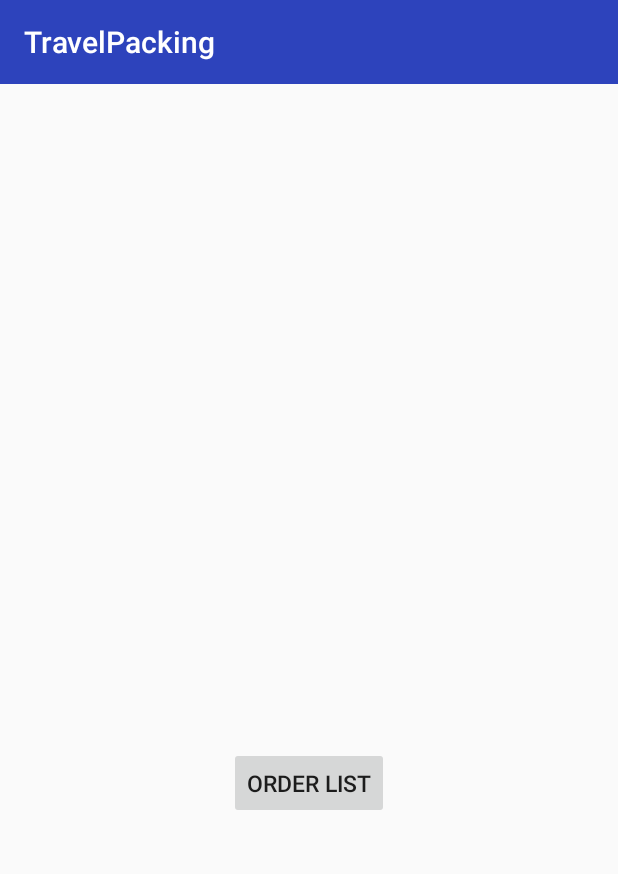
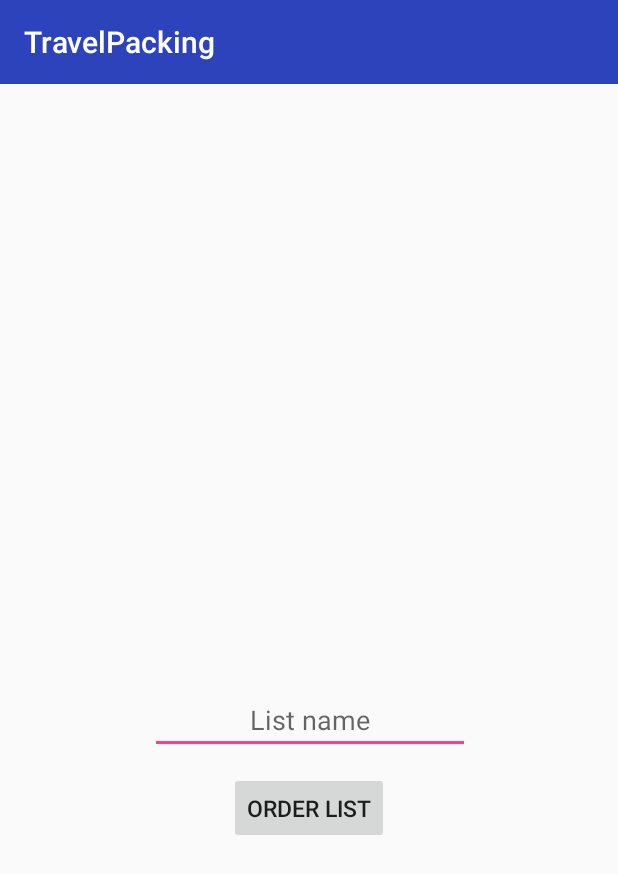
Before and after one commit to antunmod/TravelPacking, an Android app: the CreateList screen opened directly, with no data from a screen before it, after a tap on "ORDER LIST", on a phone screen of 412 x 824 dp. Shown: the top 874 px of the screen. Run offline under Robolectric (Android 15) with nearby library versions, the phone set to English and light mode, and no system bars; 2 statements that could not run were skipped.

Commit message:
Created Utility Class, Lists saved in the correct name
Utility class contains methods used from multiple other classes to reduce redundant code.

```diff
--- a/app/src/main/java/antunmod/projects/travelpacking/CreateList.java
+++ b/app/src/main/java/antunmod/projects/travelpacking/CreateList.java
@@ -8,6 +8,7 @@ import android.view.ViewGroup;
 import android.widget.BaseAdapter;
 import android.widget.Button;
 import android.widget.CheckBox;
+import android.widget.EditText;
 import android.widget.ListView;
 import android.widget.TextView;
 import android.widget.Toast;
@@ -18,6 +19,9 @@ import java.io.IOException;
 import java.util.ArrayList;
 import java.util.List;
 
+import static antunmod.projects.travelpacking.Utility.modifyName;
+import static antunmod.projects.travelpacking.Utility.nameIsValid;
+
 public class CreateList extends AppCompatActivity {
 
     String FOLDER_LOCATION = Environment.getExternalStorageDirectory() + File.separator + "TravelPacking";
@@ -27,6 +31,7 @@ public class CreateList extends AppCompatActivity {
     String[] itemTypes;
     Button btnOrderList;
     CustomListItem[] customListItem;
+    EditText editListName;
 
     @Override
     protected void onCreate(Bundle savedInstanceState) {
@@ -40,14 +45,24 @@ public class CreateList extends AppCompatActivity {
         ItemsListAdapter itemsListAdapter = new ItemsListAdapter();
         listView.setAdapter(itemsListAdapter);
 
+        editListName = (EditText) findViewById(R.id.editListName);
+
+
         btnOrderList = (Button) findViewById(R.id.btnOrderList);
         btnOrderList.setOnClickListener(new View.OnClickListener() {
             @Override
             public void onClick(View view) {
-
-                createNewList();
+                String listName = editListName.getText().toString();
+                listName = modifyName(listName);
+                listName += ".txt";
+                if(nameIsValid(listName))
+                    createNewList(listName);
+                else
+                    Toast.makeText(getApplicationContext(), "List name mustn't be empty!", Toast.LENGTH_LONG).show();
             }
         });
+
+
 
     }
 
@@ -67,9 +82,8 @@ public class CreateList extends AppCompatActivity {
         return returnString;
     }
 
-    private void createNewList() {
+    private void createNewList(String listName) {
         String saveString = "";
-        ItemsListAdapter itemsListAdapter = (ItemsListAdapter) listView.getAdapter();
 
         int noOfSelectedItems = getNoOfSelectedItems();
         int noOfAddedItems = 0;
@@ -83,13 +97,18 @@ public class CreateList extends AppCompatActivity {
             }
         }
 
+        if(noOfAddedItems == 0) {
+            Toast.makeText(getApplicationContext(), "Select some items to be added to the list!", Toast.LENGTH_LONG).show();
+            return;
+        }
+
         try {
-            File newList = new File(LISTS_FOLDER_LOCATION, "aab.txt");
+            File newList = new File(LISTS_FOLDER_LOCATION, listName);
             FileWriter writer = new FileWriter((newList));
             writer.append(saveString);
             writer.flush();
             writer.close();
-            Toast.makeText(getApplicationContext(), "Saved", Toast.LENGTH_LONG).show();
+            Toast.makeText(getApplicationContext(), "list " + listName + " saved!", Toast.LENGTH_LONG).show();
         } catch (IOException e) {
             e.printStackTrace();
         }
--- /dev/null
+++ b/app/src/main/java/antunmod/projects/travelpacking/Utility.java
@@ -0,0 +1,84 @@
+package antunmod.projects.travelpacking;
+
+import java.io.File;
+import java.io.FilenameFilter;
+import java.util.ArrayList;
+import java.util.List;
+
+/**
+ * Created by antun on 10/17/2017.
+ */
+
+public class Utility {
+
+    protected static int EXTENSION_LENGTH = 4;
+    protected static String TEXT_EXTENSION = ".txt";
+    protected static String IMAGE_EXTENSION = ".jpg";
+
+
+    /*
+    The name is modified so that it doesn't start or end with a space.
+     */
+    protected static String modifyName(String name) {
+        //remove spaces before
+        while(name.startsWith(" ")) {
+            name = name.substring(1);
+        }
+
+        //remove spaces after
+        while(name.endsWith(" ")) {
+            name = name.substring(0, name.length() - 1 );
+        }
+
+        return name;
+    }
+
+
+    /*
+    The following method created a folder at the given path.
+     */
+    public static void createFolder(String path) {
+        File directory = new File(path);
+        if(!directory.exists())
+            directory.mkdir();
+    }
+
+    /*
+    The following method creates a file of some type at the given path.
+     */
+    public static void createFile(String path, String fileName) {
+        File directory = new File(path);
+        if(!directory.exists())
+            directory.mkdir();
+    }
+
+    /*
+    The following method validates a name by checking whether it is empty by comparing
+    the given name length with the EXTENSION_LENGTH.
+     */
+    protected static boolean nameIsValid(String name) {
+
+        // If imageName is empty
+        if (name.length()== EXTENSION_LENGTH) {
+            return false;
+        }
+
+        return true;
+    }
+
+    /*
+    The following method returns true if a file with the name @filename is found at the path
+    from string @fileLocation.
+     */
+    protected static boolean filenameExists (String fileLocation, String filename) {
+        File dir = new File(fileLocation);
+        File[] itemList = dir.listFiles();
+        for(File f : itemList) {
+            if(f.getName().equals(filename))
+                return true;
+        }
+        return false;
+    }
+
+
+}
--- a/app/src/main/res/layout/activity_create_list.xml
+++ b/app/src/main/res/layout/activity_create_list.xml
@@ -8,8 +8,8 @@
 
     <ListView
         android:id="@+id/itemsListView"
-        android:layout_width="383dp"
-        android:layout_height="426dp"
+        android:layout_width="379dp"
+        android:layout_height="381dp"
         app:layout_constraintTop_toTopOf="parent"
         android:layout_marginTop="8dp"
         tools:layout_editor_absoluteX="-6dp" />
@@ -20,10 +20,27 @@
         android:layout_height="wrap_content"
         android:layout_marginLeft="8dp"
         android:layout_marginRight="8dp"
-        android:layout_marginTop="8dp"
         android:text="ORDER LIST"
         android:textSize="15sp"
         app:layout_constraintLeft_toLeftOf="parent"
         app:layout_constraintRight_toRightOf="parent"
+        app:layout_constraintHorizontal_bias="0.501"
+        android:layout_marginTop="12dp"
+        app:layout_constraintTop_toBottomOf="@+id/editListName" />
+
+    <EditText
+        android:id="@+id/editListName"
+        android:layout_width="wrap_content"
+        android:layout_height="wrap_content"
+        android:layout_marginLeft="8dp"
+        android:layout_marginRight="8dp"
+        android:layout_marginTop="12dp"
+        android:ems="10"
+        android:gravity="center_horizontal"
+        android:hint="List name"
+        android:inputType="textPersonName"
+        app:layout_constraintHorizontal_bias="0.503"
+        app:layout_constraintLeft_toLeftOf="parent"
+        app:layout_constraintRight_toRightOf="parent"
         app:layout_constraintTop_toBottomOf="@+id/itemsListView" />
 </android.support.constraint.ConstraintLayout>
```
Also changed, not shown: app/src/main/java/antunmod/projects/travelpacking/CameraActivity.java (+23 -40 lines).
